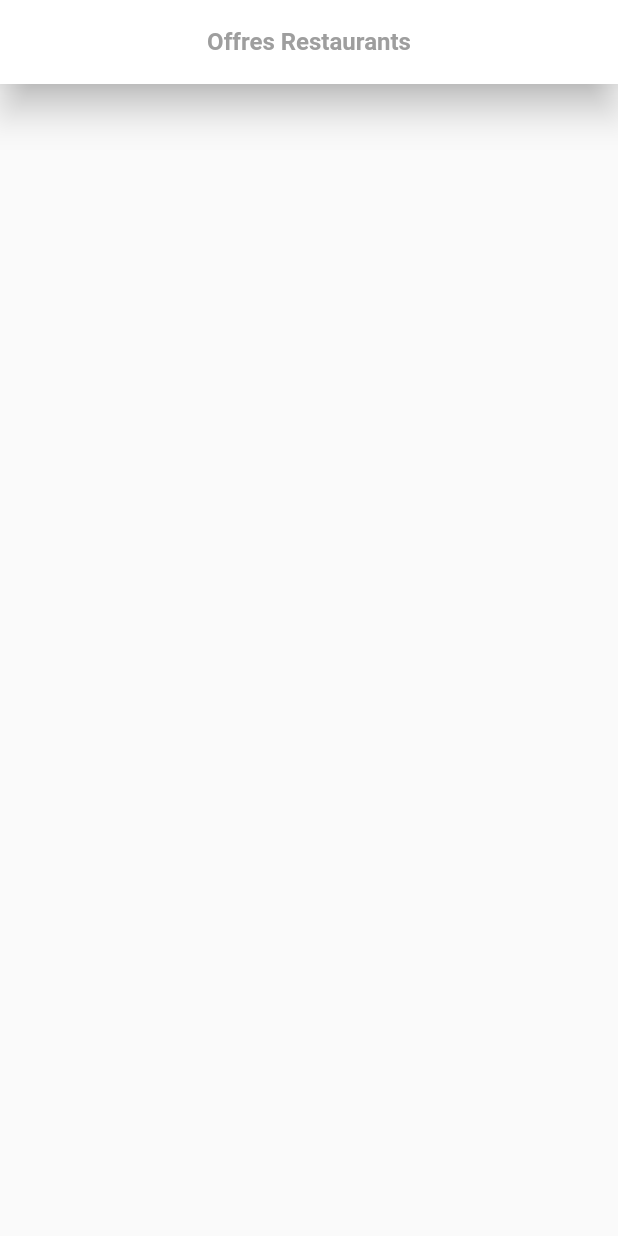
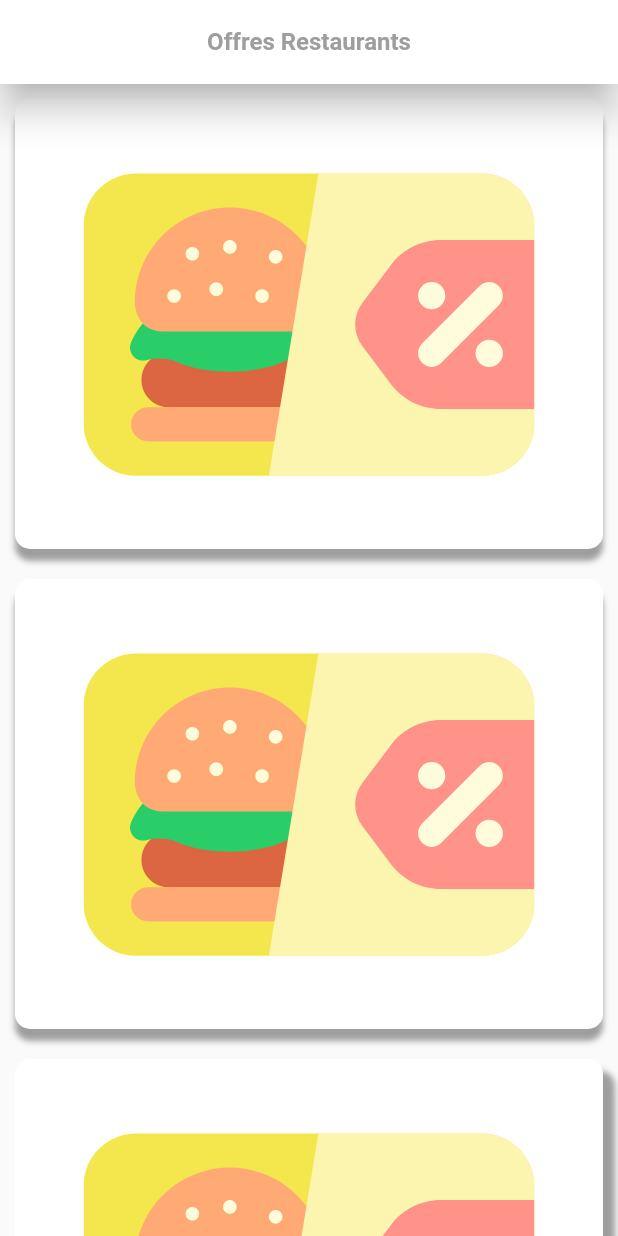
Before and after one commit to toubal77/KW_Express, a Flutter app: the OffreResto screen opened directly, on a phone screen of 412 x 824 dp. Run offline on Flutter 3.47's test engine with Material 2 defaults, Android fonts, the phone set to English and light mode, and no system bars; our stand-ins replace carousel_slider, firebase_core, flutter_svg, geolocator, shared_preferences, shimmer; missing offline and left inert: email_launcher, flutter_share, flutter_sms, speed_dial_fab; accounts and stored records are empty.

Commit message:
offre image

```diff
--- a/lib/screens/offreResto.dart
+++ b/lib/screens/offreResto.dart
@@ -1,4 +1,5 @@
 import 'package:flutter/material.dart';
+import 'package:flutter_svg/flutter_svg.dart';
 
 class OffreResto extends StatelessWidget {
   @override
@@ -17,6 +18,58 @@ class OffreResto extends StatelessWidget {
         centerTitle: true,
         elevation: 10.0,
       ),
+      body: ListView(
+        children: [
+          Container(
+            margin: EdgeInsets.all(10),
+            height: 300,
+            decoration: BoxDecoration(
+              color: Colors.white,
+              borderRadius: BorderRadius.circular(10),
+              boxShadow: [
+                BoxShadow(
+                  color: Colors.grey.shade500,
+                  blurRadius: 3,
+                  offset: Offset(0, 8),
+                ),
+              ],
+            ),
+            child: SvgPicture.asset('assets/drawable/resto_offre.svg'),
+          ),
+          Container(
+            margin: EdgeInsets.all(10),
+            height: 300,
+            decoration: BoxDecoration(
+              color: Colors.white,
+              borderRadius: BorderRadius.circular(10),
+              boxShadow: [
+                BoxShadow(
+                  color: Colors.grey.shade500,
+                  blurRadius: 3,
+                  offset: Offset(0, 8),
+                ),
+              ],
+            ),
+            child: SvgPicture.asset('assets/drawable/resto_offre.svg'),
+          ),
+          Container(
+            margin: EdgeInsets.all(10),
+            height: 300,
+            decoration: BoxDecoration(
+              color: Colors.white,
+              borderRadius: BorderRadius.circular(10),
+              boxShadow: [
+                BoxShadow(
+                  color: Colors.grey.shade500,
+                  blurRadius: 3,
+                  offset: Offset(8, 8),
+                ),
+              ],
+            ),
+            child: SvgPicture.asset('assets/drawable/resto_offre.svg'),
+          ),
+        ],
+      ),
     );
   }
 }
--- a/pubspec.yaml
+++ b/pubspec.yaml
@@ -62,6 +62,7 @@ flutter:
   assets:
     - assets/drawable/resto_building.svg
     - assets/drawable/resto_profile.svg
+    - assets/drawable/resto_offre.svg
     - assets/drawable/kw.svg
     - assets/drawable_png/
     - assets/icons/
```
